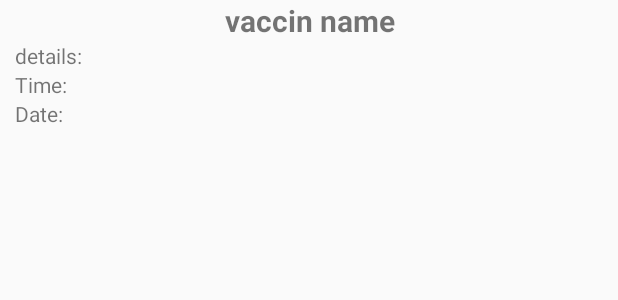
After one commit to Developer199239/Icare-, an Android app: the layout custom_vaccination_chart.xml on its own in the app's theme, with its tools: preview values and no code run, on a phone screen of 412 x 824 dp. The commit adds this screen. Shown: the top 300 px of the screen. Run offline under Robolectric (Android 15) with nearby library versions, the phone set to English and light mode, and no system bars.

Commit message:
add vaccination complete fully in java

```diff
--- /dev/null
+++ b/app/src/main/res/layout/custom_vaccination_chart.xml
@@ -0,0 +1,46 @@
+<?xml version="1.0" encoding="utf-8"?>
+<LinearLayout xmlns:android="http://schemas.android.com/apk/res/android"
+    android:layout_width="match_parent"
+    android:layout_height="match_parent"
+    android:orientation="vertical">
+
+    <TextView
+        android:id="@+id/vaccinationId_tv"
+        android:layout_width="match_parent"
+        android:layout_height="wrap_content"
+        android:visibility="gone"
+        />
+    <TextView
+        android:id="@+id/va_name_tv"
+        android:layout_width="match_parent"
+        android:layout_height="wrap_content"
+        android:text="vaccin name"
+        android:textStyle="bold"
+        android:gravity="center_horizontal"
+        android:textSize="20sp"
+        />
+    <TextView
+        android:id="@+id/va_details_tv"
+        android:layout_width="match_parent"
+        android:layout_height="wrap_content"
+        android:text="details:"
+        android:layout_marginLeft="10dp"
+        android:layout_marginRight="10dp"
+        />
+    <TextView
+        android:id="@+id/time_tv"
+        android:layout_width="match_parent"
+        android:layout_height="wrap_content"
+        android:text="Time:"
+        android:layout_marginLeft="10dp"
+        android:layout_marginRight="10dp"
+        />
+    <TextView
+        android:id="@+id/date_tv"
+        android:layout_width="match_parent"
+        android:layout_height="wrap_content"
+        android:text="Date:"
+        android:layout_marginLeft="10dp"
+        android:layout_marginRight="10dp"
+        />
+</LinearLayout>
--- a/app/src/main/res/values/strings.xml
+++ b/app/src/main/res/values/strings.xml
@@ -121,5 +121,8 @@
         <item>Tetanus</item>
     </string-array>
 
+    <!-- TODO: Remove or change this placeholder text -->
+    <string name="hello_blank_fragment">Hello blank fragment</string>
+
 
 </resources>
```
Also changed, not shown: app/src/main/java/bubtjobs/com/icare/Activity/PersonHome.java (+6 -6 lines), app/src/main/java/bubtjobs/com/icare/Adapter/VaccinationAdapter.java (added, +81 -0 lines), app/src/main/java/bubtjobs/com/icare/DataBase/DataBaseManager.java (+50 -0 lines), app/src/main/java/bubtjobs/com/icare/Fragment/Previous_Vaccination_chart.java (added, +49 -0 lines), app/src/main/java/bubtjobs/com/icare/Fragment/UpComming_Vaccination.java (added, +60 -0 lines), app/src/main/java/bubtjobs/com/icare/Model/Vaccination.java (+17 -1 lines), app/src/main/res/layout/fragment__vaccination_chart.xml (added, +13 -0 lines).
